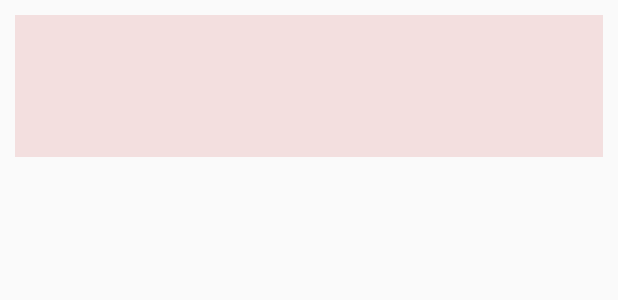
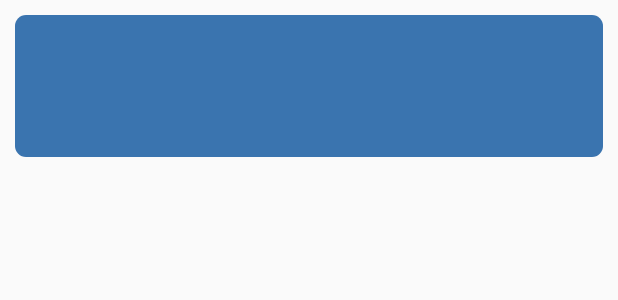
Before and after one commit to astejobs/synergycopy, an Android app: the layout recyler_card.xml on its own in the app's theme, with its tools: preview values and no code run, on a phone screen of 412 x 824 dp. Shown: the top 300 px of the screen. Run offline under Robolectric (Android 15) with nearby library versions, the phone set to English and light mode, and no system bars.

Commit message:
base URL changed and drawable updated for worklist

```diff
--- a/app/src/main/java/com/synergy/APIClient.java
+++ b/app/src/main/java/com/synergy/APIClient.java
@@ -26,8 +26,8 @@ public class APIClient {
 
               //  .baseUrl("http://103.53.172.75:8080/indeco/api/")
                //   .baseUrl("http://ifarms.com.sg:8086/indeco/api/")
-                 .baseUrl("http://192.168.2.19:8080/indeco/api/")
-               // .baseUrl("http:192.168.2.16:8081/api/")
+                 //.baseUrl("http://192.168.2.19:8080/indeco/api/")
+                .baseUrl("http:192.168.2.16:8081/api/")
                 //.baseUrl("http://103.53.172.75:8080/indeco/api/")
                 //.baseUrl("http://ifarms.com.sg:8086/indeco/api/")
                 //.baseUrl("http://192.168.2.18:8081/api/")
--- a/app/src/main/res/layout/recyler_card.xml
+++ b/app/src/main/res/layout/recyler_card.xml
@@ -5,7 +5,7 @@
     android:layout_height="wrap_content"
     android:orientation="vertical"
     android:layout_margin="10dp"
-    android:background="#F3DFDF"
+    android:background="@drawable/mybutton"
     app:cardCornerRadius="8dp">
 
         <LinearLayout
```
